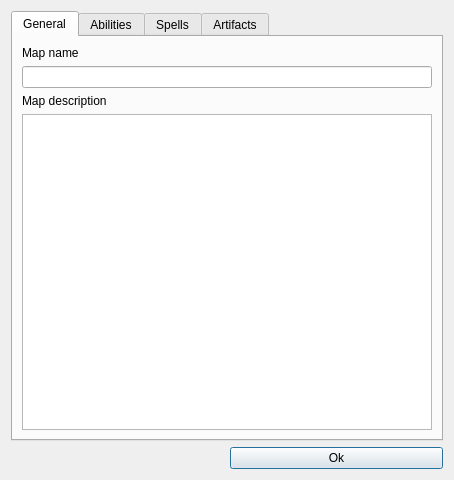
The window that mapeditor/mapsettings.ui (Nordsoft91/vcmi) describes before a commit, drawn with Qt 5.
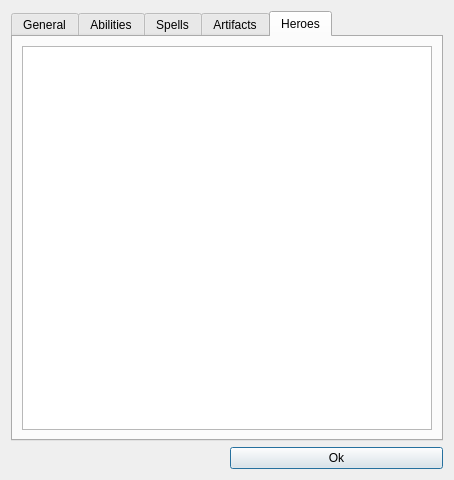
The same window after the commit.

Commit message: Allowed heroes are configurable now

Patch:
```diff
--- a/mapeditor/mapsettings.ui
+++ b/mapeditor/mapsettings.ui
@@ -26,7 +26,7 @@
    <item row="0" column="0" colspan="2">
     <widget class="QTabWidget" name="tabWidget">
      <property name="currentIndex">
-      <number>0</number>
+      <number>4</number>
      </property>
      <widget class="QWidget" name="tab">
       <attribute name="title">
@@ -133,6 +133,32 @@
        </item>
       </layout>
      </widget>
+     <widget class="QWidget" name="tab_5">
+      <attribute name="title">
+       <string>Heroes</string>
+      </attribute>
+      <layout class="QVBoxLayout" name="verticalLayout_5">
+       <item>
+        <widget class="QListWidget" name="listHeroes">
+         <property name="editTriggers">
+          <set>QAbstractItemView::NoEditTriggers</set>
+         </property>
+         <property name="horizontalScrollMode">
+          <enum>QAbstractItemView::ScrollPerItem</enum>
+         </property>
+         <property name="isWrapping" stdset="0">
+          <bool>true</bool>
+         </property>
+         <property name="layoutMode">
+          <enum>QListView::Batched</enum>
+         </property>
+         <property name="batchSize">
+          <number>30</number>
+         </property>
+        </widget>
+       </item>
+      </layout>
+     </widget>
     </widget>
    </item>
    <item row="1" column="1">
```
The commit also changes 1 other file.
